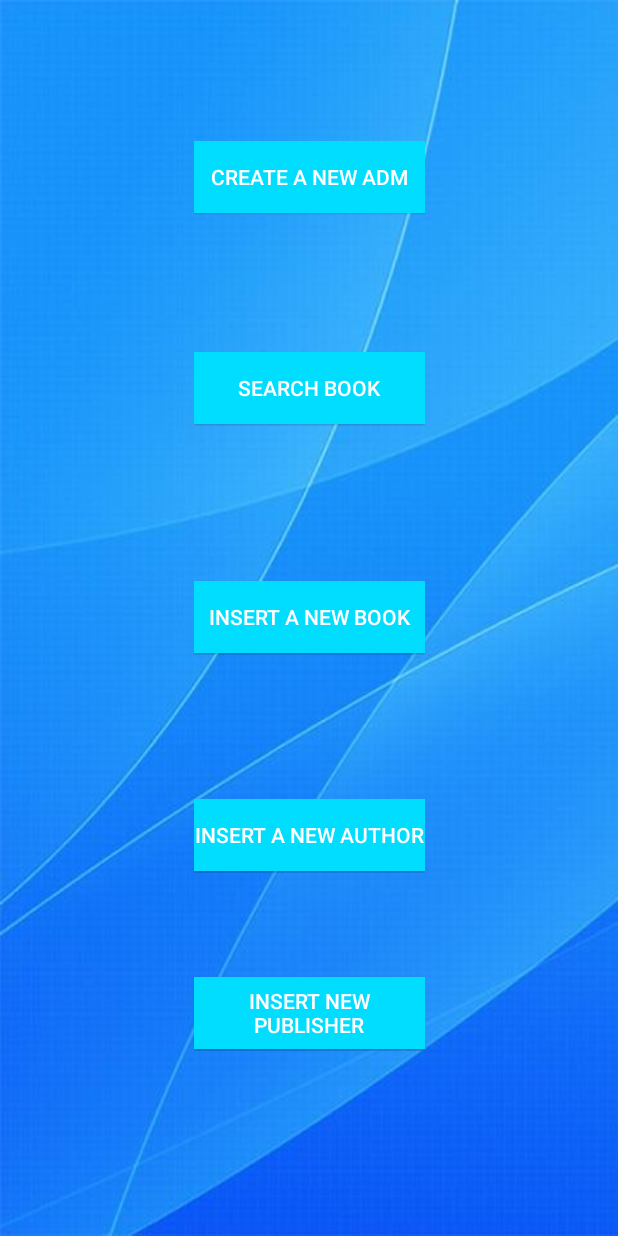
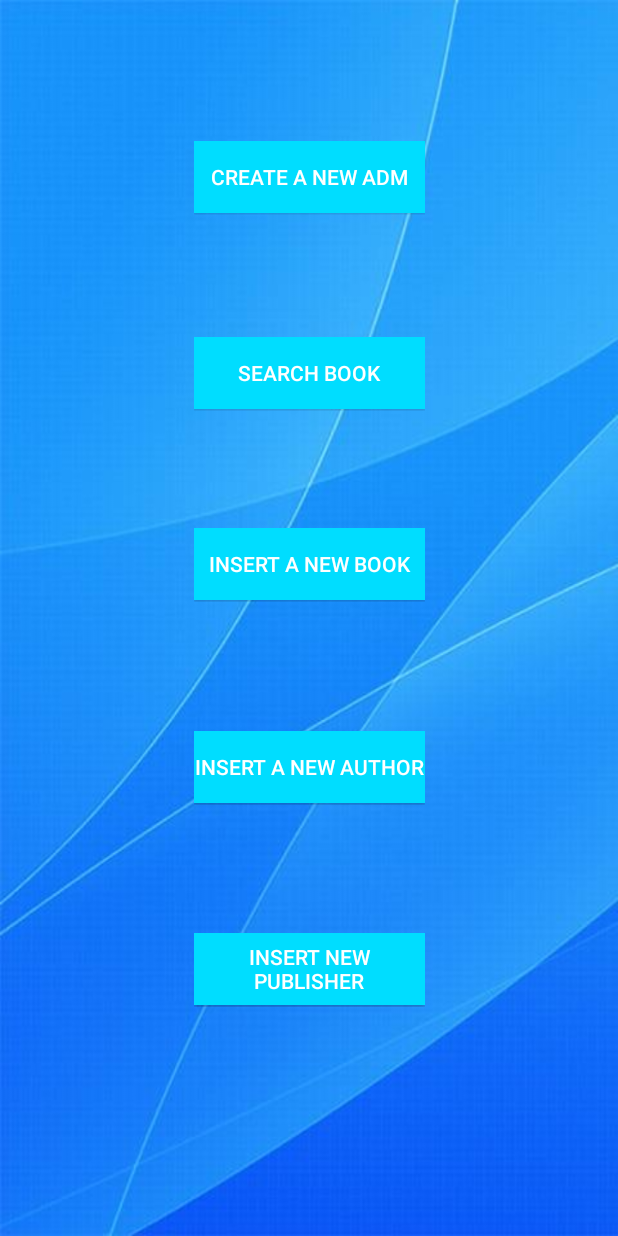
Before and after one commit to akarina1390/FastCheckOutLibrary, an Android app: the layout activity_administrator_view.xml on its own in the app's theme, with its tools: preview values and no code run, on a phone screen of 412 x 824 dp. Run offline under Robolectric (Android 15) with nearby library versions, the phone set to English and light mode, and no system bars.

Commit message:
Add new panels

```diff
--- a/app/src/main/AndroidManifest.xml
+++ b/app/src/main/AndroidManifest.xml
@@ -16,6 +16,8 @@
                 <category android:name="android.intent.category.LAUNCHER" />
             </intent-filter>
         </activity>
+        <activity android:name=".administrator_view" />
+        <activity android:name=".new_user_account"></activity>
     </application>
 
 </manifest>
--- a/app/src/main/res/layout/activity_administrator_view.xml
+++ b/app/src/main/res/layout/activity_administrator_view.xml
@@ -40,7 +40,7 @@
         app:layout_constraintLeft_toLeftOf="parent"
         app:layout_constraintRight_toRightOf="parent"
         app:layout_constraintTop_toTopOf="parent"
-        app:layout_constraintVertical_bias="0.303">
+        app:layout_constraintVertical_bias="0.29">
 
         <Button
             android:id="@+id/buttonSearchAdm"
@@ -62,7 +62,8 @@
         app:layout_constraintBottom_toBottomOf="parent"
         app:layout_constraintLeft_toLeftOf="parent"
         app:layout_constraintRight_toRightOf="parent"
-        app:layout_constraintTop_toTopOf="parent">
+        app:layout_constraintTop_toTopOf="parent"
+        app:layout_constraintVertical_bias="0.454">
 
         <Button
             android:id="@+id/buttonNewCreateBookAdm"
@@ -85,7 +86,7 @@
         app:layout_constraintLeft_toLeftOf="parent"
         app:layout_constraintRight_toRightOf="parent"
         app:layout_constraintTop_toTopOf="parent"
-        app:layout_constraintVertical_bias="0.688">
+        app:layout_constraintVertical_bias="0.629">
 
         <Button
             android:id="@+id/buttonNewAuthorAdm"
@@ -108,7 +109,7 @@
         app:layout_constraintLeft_toLeftOf="parent"
         app:layout_constraintRight_toRightOf="parent"
         app:layout_constraintTop_toTopOf="parent"
-        app:layout_constraintVertical_bias="0.841">
+        app:layout_constraintVertical_bias="0.803">
 
         <Button
             android:id="@+id/buttonNewPublisher"
```
